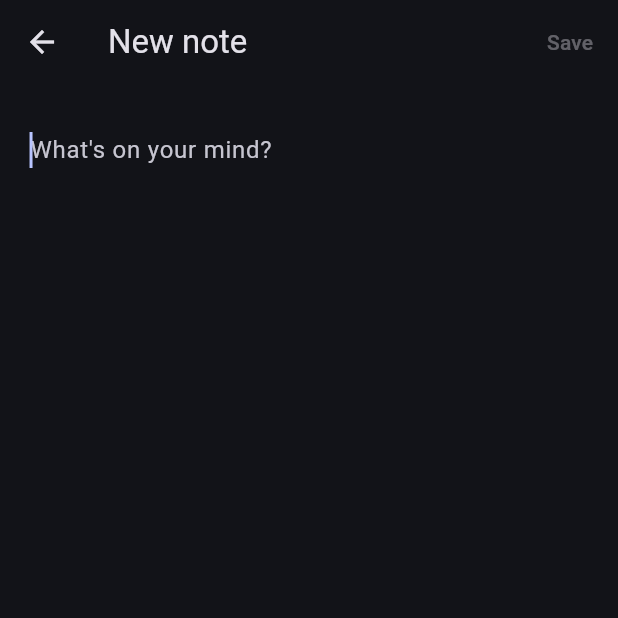
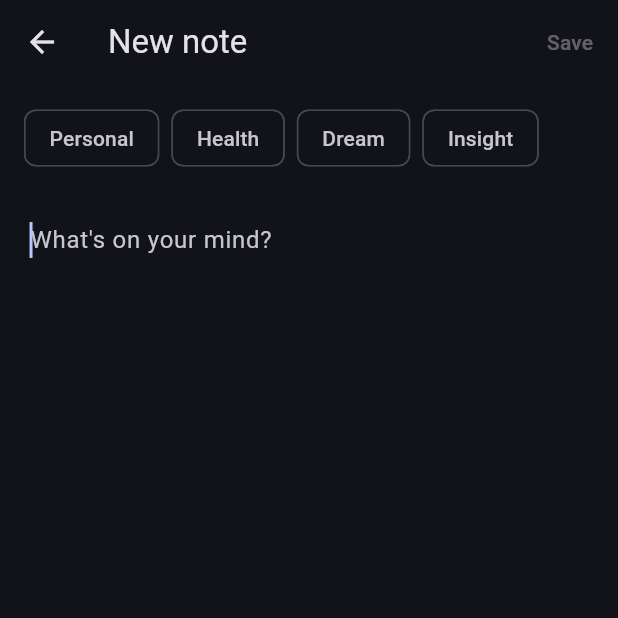
Before and after one commit to mateotomas2/ai-journaling, a Flutter app: the NoteComposerPage screen opened directly, on a phone screen of 412 x 824 dp, the top half of it. Run offline on Flutter 3.47's test engine with Material 3 defaults, Android fonts, the phone set to English and light mode, and no system bars; our stand-ins replace drift; missing offline and left inert: cryptography; accounts and stored records are empty; generated files the repository leaves out were written again.

Commit message:
feat(flutter): sort notes by what they are about
A day of undifferentiated notes is hard to read back. Categories turn a
pile into something you can scan.

Choosing one is optional, and that is the important part: making someone
classify a thought before writing it down is a good way to stop them
writing it down. An uncategorised note is a note, not an error state, and
the spec asserts it is kept just the same.

A fixed set rather than free tags — open-ended tags grow into a
vocabulary nobody remembers, and the point is to scan a day, not file it.
Tapping the chosen category again clears it, so picking one is never a
one-way door.

Filter chips appear whenever a day holds anything categorised. An earlier
condition required more than one category, which would have hidden them
in the common case of one categorised note among unsorted ones — where
filtering is most useful.

Closes #17.

```diff
--- /dev/null
+++ b/reflekt/lib/features/journal/note_category.dart
@@ -0,0 +1,32 @@
+/// What a note is about.
+///
+/// A small fixed set, taken from the categories the PWA settled on. Open-ended
+/// tags would let a journal grow a vocabulary nobody can remember, and the
+/// point is to be able to scan a day, not to file it.
+///
+/// Uncategorised is deliberately allowed: making someone classify a thought
+/// before writing it down is a good way to stop them writing it down.
+enum NoteCategory {
+  personal('personal', 'Personal'),
+  health('health', 'Health'),
+  dream('dream', 'Dream'),
+  insight('insight', 'Insight');
+
+  const NoteCategory(this.id, this.label);
+
+  /// Stored value. Kept stable — it is written into the database.
+  final String id;
+
+  /// How it is shown.
+  final String label;
+
+  static NoteCategory? fromId(String? id) {
+    if (id == null || id.isEmpty) return null;
+    for (final category in values) {
+      if (category.id == id) return category;
+    }
+    // An unknown category means data written by a newer version. Showing the
+    // note uncategorised is better than hiding it.
+    return null;
+  }
+}
--- a/reflekt/lib/features/journal/note_composer_page.dart
+++ b/reflekt/lib/features/journal/note_composer_page.dart
@@ -1,10 +1,15 @@
 import 'package:flutter/material.dart';
+
+import 'note_category.dart';
 
 /// Keys the specs drive. Keep these stable — renaming one breaks a recording.
 class NoteComposerKeys {
   static const field = Key('note_composer_field');
   static const save = Key('note_composer_save');
   static const delete = Key('note_composer_delete');
+
+  /// One per category, so a spec can name the one it means.
+  static Key categoryOf(String id) => Key('note_composer_category_$id');
 }
 
 /// What the composer was closed with.
@@ -14,8 +19,11 @@ sealed class ComposerResult {
 
 /// Keep this text — either as a new note or as a rewording of an existing one.
 class NoteWritten extends ComposerResult {
-  const NoteWritten(this.text);
+  const NoteWritten(this.text, this.category);
   final String text;
+
+  /// Null when the writer did not pick one, which is allowed.
+  final NoteCategory? category;
 }
 
 /// Erase the note being edited (ADR-0007).
@@ -25,11 +33,16 @@ class NoteDeleted extends ComposerResult {
 
 /// Writes a new note, or reworks one that already exists.
 class NoteComposerPage extends StatefulWidget {
-  const NoteComposerPage({super.key, this.existingText});
+  const NoteComposerPage({
+    super.key,
+    this.existingText,
+    this.existingCategory,
+  });
 
   /// Null when writing something new. Deleting is only offered for a note that
   /// already exists — there is nothing to erase otherwise.
   final String? existingText;
+  final NoteCategory? existingCategory;
 
   @override
   State<NoteComposerPage> createState() => _NoteComposerPageState();
@@ -39,6 +52,7 @@ class _NoteComposerPageState extends State<NoteComposerPage> {
   late final TextEditingController _controller =
       TextEditingController(text: widget.existingText ?? '');
   late bool _canSave = _controller.text.trim().isNotEmpty;
+  late NoteCategory? _category = widget.existingCategory;
 
   bool get _isExisting => widget.existingText != null;
 
@@ -60,7 +74,7 @@ class _NoteComposerPageState extends State<NoteComposerPage> {
   void _save() {
     final text = _controller.text.trim();
     if (text.isEmpty) return;
-    Navigator.of(context).pop(NoteWritten(text));
+    Navigator.of(context).pop(NoteWritten(text, _category));
   }
 
   @override
@@ -84,9 +98,32 @@ class _NoteComposerPageState extends State<NoteComposerPage> {
           ),
         ],
       ),
-      body: Padding(
-        padding: const EdgeInsets.all(20),
-        child: TextField(
+      body: Column(
+        crossAxisAlignment: CrossAxisAlignment.stretch,
+        children: [
+          Padding(
+            padding: const EdgeInsets.fromLTRB(16, 12, 16, 0),
+            child: Wrap(
+              spacing: 8,
+              children: [
+                for (final category in NoteCategory.values)
+                  ChoiceChip(
+                    key: NoteComposerKeys.categoryOf(category.id),
+                    label: Text(category.label),
+                    selected: _category == category,
+                    // Tapping the chosen one again clears it: picking a
+                    // category should never be a one-way door.
+                    onSelected: (selected) => setState(
+                      () => _category = selected ? category : null,
+                    ),
+                  ),
+              ],
+            ),
+          ),
+          Expanded(
+            child: Padding(
+              padding: const EdgeInsets.all(20),
+              child: TextField(
           key: NoteComposerKeys.field,
           controller: _controller,
           autofocus: true,
@@ -95,8 +132,11 @@ class _NoteComposerPageState extends State<NoteComposerPage> {
           decoration: const InputDecoration(
             border: InputBorder.none,
             hintText: "What's on your mind?",
+                ),
+              ),
+            ),
           ),
-        ),
+        ],
       ),
     );
   }
```
Also changed, not shown: reflekt/lib/db/journal_database.dart (+12 -3 lines), reflekt/lib/features/journal/journal_home_page.dart (+72 -12 lines), reflekt/evidence/note-categories.gif (added), reflekt/lib/db/journal_database.g.dart, 2 other files.
